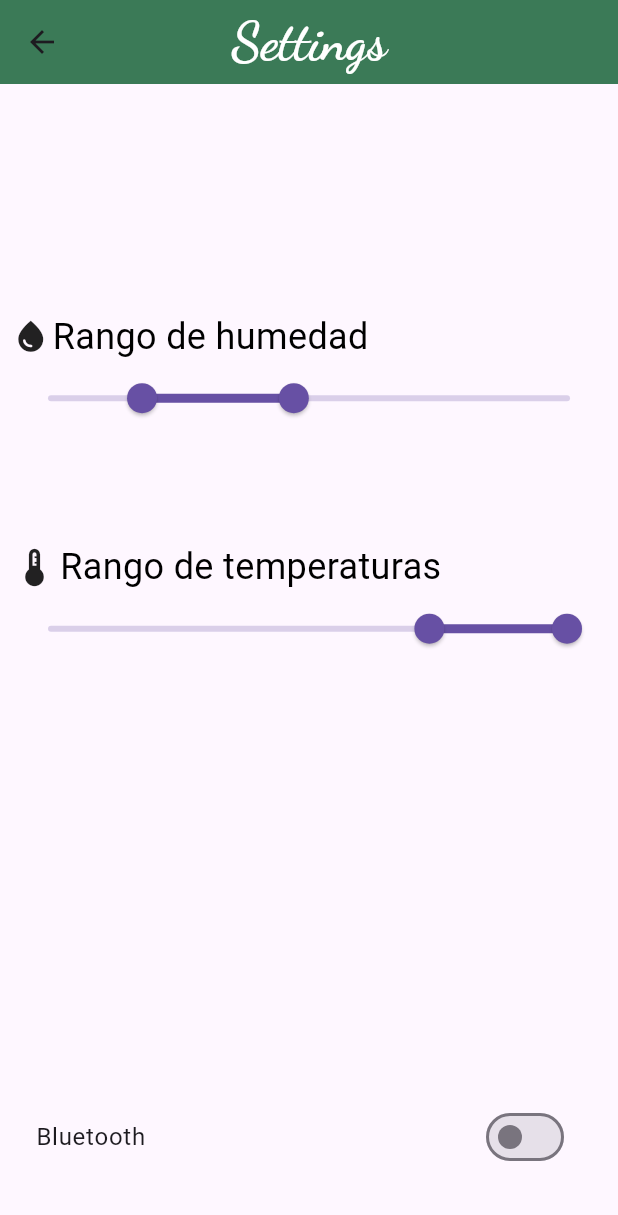
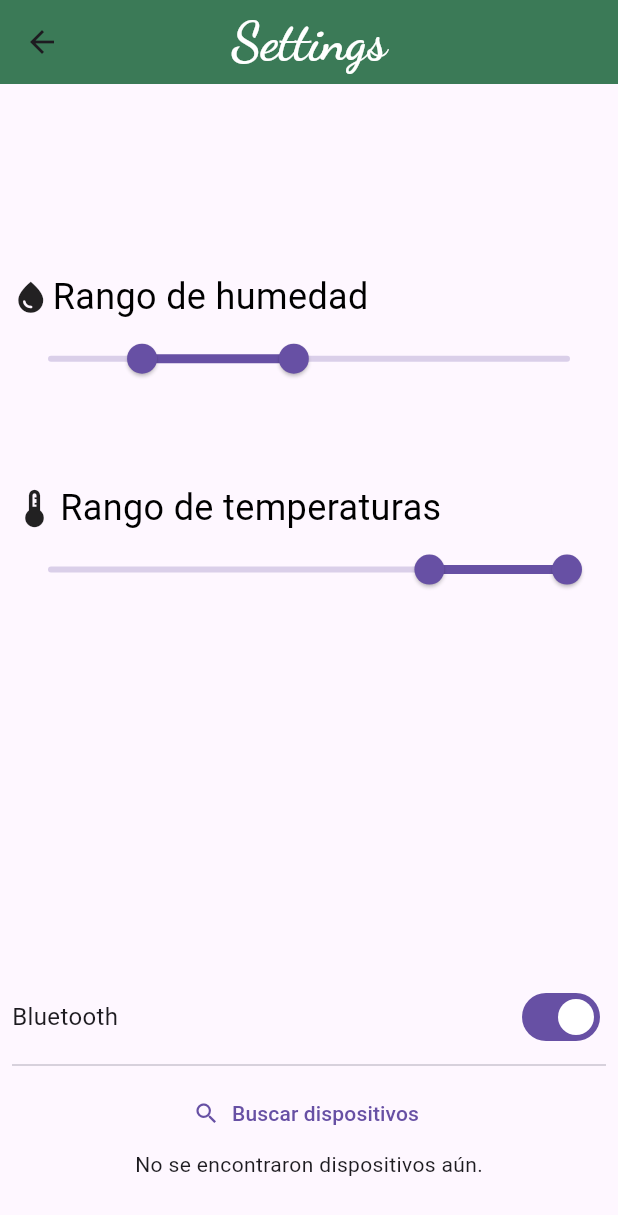
Before and after one commit to Gh0stvil/Soil_himidity_app, a Flutter app: the screen it shows after launch, after a tap on "LOGIN", after a tap on the "settings" icon, on a phone screen of 412 x 824 dp. Shown: the top 1215 px of the screen. Run offline on Flutter 3.47's test engine with Material 3 defaults, Android fonts, the phone set to English and light mode, and no system bars; our stand-ins replace flutter_blue_plus, google_fonts; missing offline and left inert: app_settings.

Commit message:
incorporacion de la funcion de bluethoot

```diff
--- a/lib/ui/screens/settings.dart
+++ b/lib/ui/screens/settings.dart
@@ -60,7 +60,7 @@ class _SettingsState extends State<Settings> {
 
             Padding(
               padding: const EdgeInsets.only(bottom: 30.0),
-              child: Column(children: [BluethootBottom()]),
+              child: BluetoothWidget(),
             ),
           ],
         ),
--- a/lib/widgets/witgets_settings_screen.dart
+++ b/lib/widgets/witgets_settings_screen.dart
@@ -1,4 +1,6 @@
 import 'package:flutter/material.dart';
+import 'package:flutter_blue_plus/flutter_blue_plus.dart';
+import 'package:app_settings/app_settings.dart';
 
 /*
 ###########################################################
@@ -85,45 +87,127 @@ class _RangedTempState extends State<RangedTemp> {
 ###########################################################
 */
 
-class BluethootBottom extends StatefulWidget {
-  const BluethootBottom({super.key});
+class BluetoothWidget extends StatefulWidget {
+  const BluetoothWidget({super.key});
 
   @override
-  State<BluethootBottom> createState() => _BluethootBottomState();
+  BluetoothWidgetState createState() => BluetoothWidgetState();
 }
 
-class _BluethootBottomState extends State<BluethootBottom> {
-  bool _isOffTheBluetooth = false; // Estado del switch
+class BluetoothWidgetState extends State<BluetoothWidget> {
+  bool _isBluetoothOn = false;
+  List<ScanResult> _scanResults = [];
+  bool _isScanning = false;
+
+  @override
+  void initState() {
+    super.initState();
+
+    // Escuchar el estado del Bluetooth
+    FlutterBluePlus.adapterState.listen((state) {
+      setState(() {
+        _isBluetoothOn = state == BluetoothAdapterState.on;
+      });
+    });
+
+    // Consultar estado inicial
+    FlutterBluePlus.adapterState.first.then((state) {
+      setState(() {
+        _isBluetoothOn = state == BluetoothAdapterState.on;
+      });
+
+      if (_isBluetoothOn) {
+        _startScan();
+      }
+    });
+  }
+
+  void _openBluetoothSettings() {
+    AppSettings.openAppSettings(type: AppSettingsType.bluetooth);
+  }
+
+  void _startScan() async {
+    if (_isScanning) return;
+
+    setState(() {
+      _scanResults.clear();
+      _isScanning = true;
+    });
+
+    await FlutterBluePlus.startScan(timeout: const Duration(seconds: 4));
+
+    FlutterBluePlus.scanResults.listen((results) {
+      setState(() {
+        _scanResults = results;
+      });
+    });
+
+    FlutterBluePlus.isScanning.listen((scanning) {
+      setState(() {
+        _isScanning = scanning;
+      });
+    });
+  }
 
   @override
   Widget build(BuildContext context) {
-    return SwitchListTile(
-      title: Text('Bluetooth'),
-      value: _isOffTheBluetooth,
-      onChanged: (value) {
-        setState(() {
-          _isOffTheBluetooth = value;
-        });
-        if (value) {
-          showDialog(
-            context: context,
-            builder: (_) {
-              return AlertDialog(
-                title: Text('EPA DIEGO'),
-                content: Text('ME MIERDA DIEGO'),
-                actions: [
-                  TextButton(
-                    onPressed: () {
-                      Navigator.of(context).pop();
-                    },
-                    child: Text('Aceptar'),
-                  ),
-                ],
-              );
-            },
-          );
-        }
-      },
+    return Column(
+      children: [
+        const SizedBox(height: 16),
+        Row(
+          mainAxisAlignment: MainAxisAlignment.spaceBetween,
+          children: [
+            const Text('Bluetooth', style: TextStyle(fontSize: 16)),
+            Switch(
+              value: _isBluetoothOn,
+              onChanged: (value) {
+                if (!_isBluetoothOn) {
+                  _openBluetoothSettings();
+                }
+              },
+            ),
+          ],
+        ),
+        const Divider(),
+        if (_isBluetoothOn) ...[
+          TextButton.icon(
+            onPressed: _isScanning ? null : _startScan,
+            icon: const Icon(Icons.search),
+            label: const Text("Buscar dispositivos"),
+          ),
+          _scanResults.isEmpty
+              ? const Text('No se encontraron dispositivos aún.')
+              : Expanded(
+                child: ListView.builder(
+                  itemCount: _scanResults.length,
+                  itemBuilder: (context, index) {
+                    final device = _scanResults[index].device;
+                    return ListTile(
+                      leading: const Icon(Icons.bluetooth),
+                      title: Text(
+                        device.advName.isNotEmpty
+                            ? device.advName
+                            : 'Dispositivo sin nombre',
+                      ),
+                      subtitle: Text(device.remoteId.str),
+
+                      onTap: () {
+                        // Aquí puedes manejar la selección del dispositivo
+                        ScaffoldMessenger.of(context).showSnackBar(
+                          SnackBar(
+                            content: Text('Seleccionaste: ${device.advName}'),
+                          ),
+                        );
+                      },
+                    );
+                  },
+                ),
+              ),
+        ] else
+          const Text(
+            'Bluetooth está apagado. Enciéndelo para buscar dispositivos.',
+          ),
+      ],
     );
   }
 }
--- a/pubspec.yaml
+++ b/pubspec.yaml
@@ -10,6 +10,9 @@ dependencies:
   flutter:
     sdk: flutter
   google_fonts: ^6.2.1
+  flutter_blue_plus: ^1.35.5
+  permission_handler: ^11.0.1
+  app_settings: ^5.1.1
 
 dev_dependencies:
   flutter_test:
```
Also changed, not shown: pubspec.lock, 5 other files.
